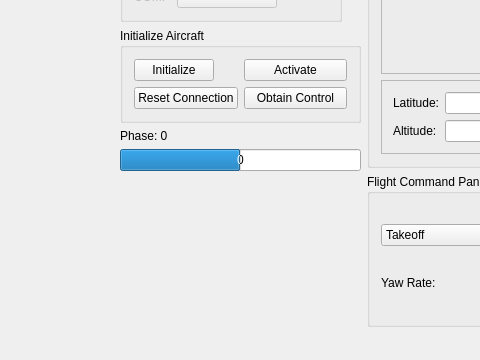
The window that view/mainview.ui (Valkaryne/Matrice600DF) describes before a commit, drawn with Qt 5; both pictures show x 89 to 569 and y 541 to 901 of the 1095 by 901 pixel window.
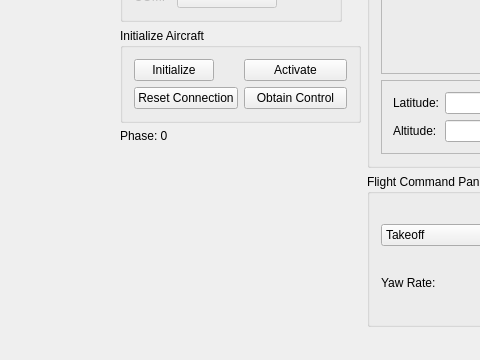
The same window after the commit.

Commit message: Improved radio deviation

What changed in the file:
```diff
--- a/view/mainview.ui
+++ b/view/mainview.ui
@@ -779,28 +779,6 @@
         </property>
        </widget>
       </item>
-      <item>
-       <widget class="QProgressBar" name="prb_deviation">
-        <property name="minimum">
-         <number>-180</number>
-        </property>
-        <property name="maximum">
-         <number>180</number>
-        </property>
-        <property name="value">
-         <number>0</number>
-        </property>
-        <property name="invertedAppearance">
-         <bool>false</bool>
-        </property>
-        <property name="textDirection">
-         <enum>QProgressBar::TopToBottom</enum>
-        </property>
-        <property name="format">
-         <string>%v</string>
-        </property>
-       </widget>
-      </item>
       <item>
        <spacer name="verticalSpacer">
         <property name="orientation">
```
Left out of the diff: 2 changed lines with no effect on the pictures. The commit also changes 2 other files.
